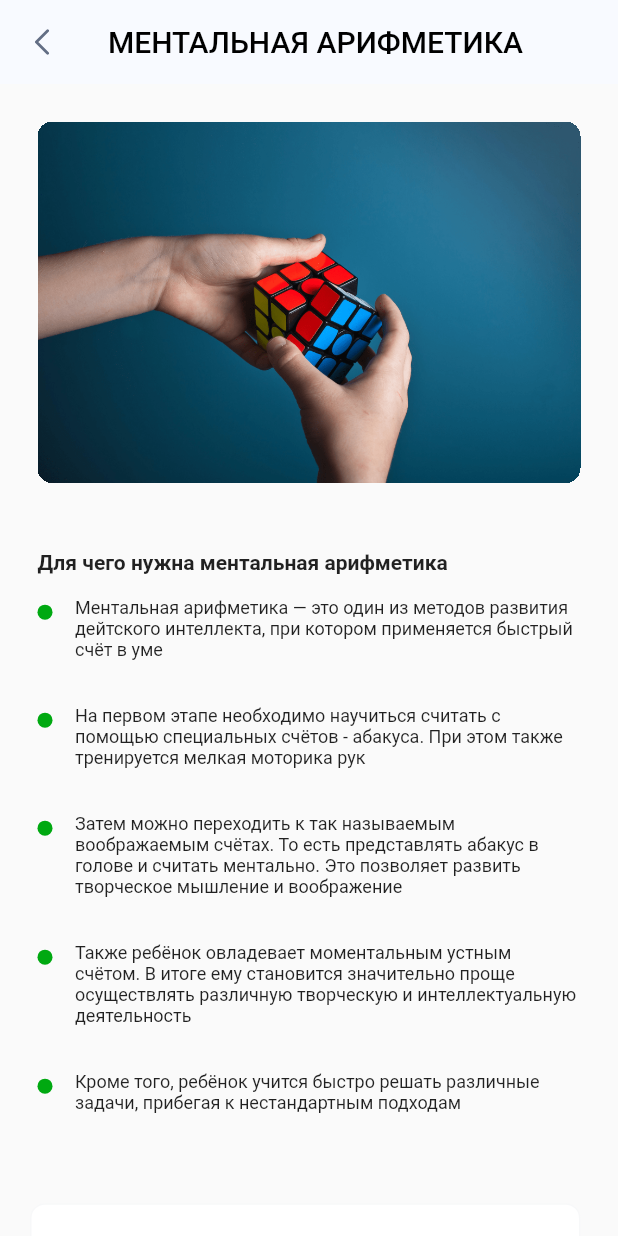
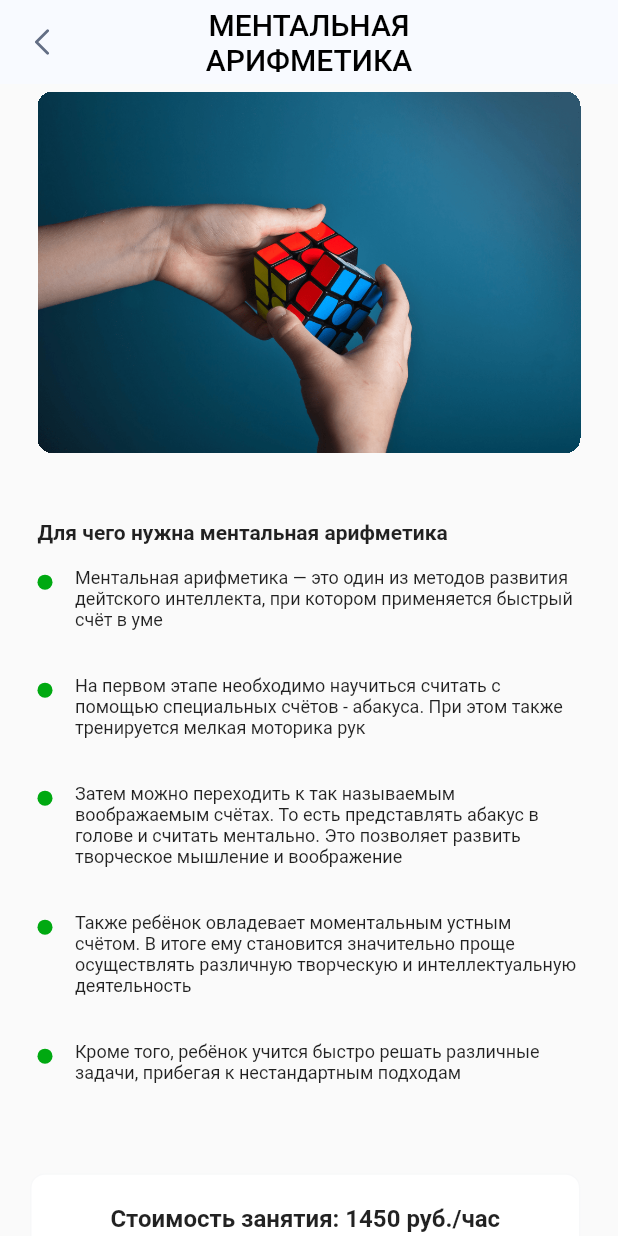
Before and after one commit to abigotado/Intellect_MO, a Flutter app: the screen it shows after launch, after a tap on "Ментальная арифметика", on a phone screen of 412 x 824 dp. Run offline on Flutter 3.47's test engine with Material 2 defaults, Android fonts, the phone set to English and light mode, and no system bars; our stand-ins replace flutter_svg.

Commit message:
fixed problems with AppBar titles, swiping tabs and TextFormFields

```diff
--- a/lib/main.dart
+++ b/lib/main.dart
@@ -56,16 +56,17 @@ class _MyAppState extends State<MyApp> with TickerProviderStateMixin {
     return MaterialApp(
         theme: ThemeData(fontFamily: 'Roboto'),
         home: Scaffold(
-          backgroundColor: primaryColor,
-          body: TabBarView(
+          resizeToAvoidBottomInset: false,
+          body: Stack(alignment: Alignment.bottomCenter, children: [
+            TabBarView(
               controller: _tabController,
               children: [
                 ProductsPage(),
                 ContactsPage(),
               ],
             ),
-          bottomNavigationBar: Container(
-            margin: EdgeInsets.only(left: 25, right: 25, bottom: 15),
+            Container(
+              margin: EdgeInsets.only(left: 25, top: 15, right: 25, bottom: 15),
               padding: EdgeInsets.all(5),
               decoration: BoxDecoration(
                 borderRadius: BorderRadius.circular(15),
@@ -79,6 +80,7 @@ class _MyAppState extends State<MyApp> with TickerProviderStateMixin {
                 ),
               ),
             ),
+          ]),
         ));
   }
 }
--- a/lib/pages/product_page.dart
+++ b/lib/pages/product_page.dart
@@ -1,3 +1,5 @@
+import 'dart:ui';
+
 import 'package:flutter/cupertino.dart';
 import 'package:flutter/material.dart';
 import 'package:flutter_svg/flutter_svg.dart';
@@ -28,12 +30,11 @@ class ProductPage extends StatelessWidget {
                 children: [
                   if (value.image != null)
                     Container(
-                      margin:
-                      EdgeInsets.only(left: 25, top: 25, right: 25, bottom: 20),
+                      margin: EdgeInsets.only(
+                          left: 25, top: 5, right: 25, bottom: 20),
                       clipBehavior: Clip.hardEdge,
                       decoration: BoxDecoration(
-                        borderRadius: BorderRadius.circular(10)
-                      ),
+                          borderRadius: BorderRadius.circular(10)),
                       child: Image.asset(value.image),
                     ),
                   if (value.description != null)
@@ -44,15 +45,17 @@ class ProductPage extends StatelessWidget {
                           crossAxisAlignment: CrossAxisAlignment.start,
                           children: [
                             if (value.descriptionTitle != null)
-                              Text(value.descriptionTitle, style: TextStyle(fontWeight: FontWeight.bold, fontSize: 14)),
-                            for (var descriptionItem in value
-                                .description) ProductDescription(
-                                description: descriptionItem),
+                              Text(value.descriptionTitle,
+                                  style: TextStyle(
+                                      fontWeight: FontWeight.bold,
+                                      fontSize: 14)),
+                            for (var descriptionItem in value.description)
+                              ProductDescription(description: descriptionItem),
                           ],
                         )),
                   Container(
-                      margin:
-                      EdgeInsets.only(left: 20, top: 25, right: 25, bottom: 25),
+                      margin: EdgeInsets.only(
+                          left: 20, top: 25, right: 25, bottom: 25),
                       padding: EdgeInsets.all(20),
                       decoration: BoxDecoration(
                         color: Colors.white,
@@ -60,24 +63,37 @@ class ProductPage extends StatelessWidget {
                         border: Border.all(
                             width: 1, color: Color.fromRGBO(0, 17, 51, 0.03)),
                       ),
-                      child: Center(child: Text(
-                          "Стоимость занятия: ${value.price} руб./час",
-                          style: TextStyle(fontSize: 16, fontWeight: FontWeight
-                              .bold)))),
+                      child: Center(
+                          child: Text(
+                              "Стоимость занятия: ${value.price} руб./час",
+                              style: TextStyle(
+                                  fontSize: 16, fontWeight: FontWeight.bold)))),
                 ],
               ),
             ),
           ),
         ),
         appBar: AppBar(
-          title: Text(
-            value.name.toUpperCase(),
-            style: TextStyle(color: Colors.black),
+          title: Container(
+            padding: EdgeInsets.only(right: 56),
+            child: Center(
+              child: RichText(
+                textAlign: TextAlign.center,
+                text: TextSpan(
+                  text: value.name.toUpperCase(),
+                  style: TextStyle(
+                      color: Colors.black,
+                      fontSize: 20,
+                      fontWeight: FontWeight.w500),
+                ),
+                maxLines: 2,
+              ),
+            ),
           ),
           backgroundColor: Color(0xFFF8FAFF),
           centerTitle: true,
           leading: GestureDetector(
-            child: Container(height: 50, width: 50, child: Center(child: svg)),
+            child: Container(child: Center(child: svg)),
             onTap: () {
               Navigator.pop(context);
             },
--- a/lib/pages/products_page.dart
+++ b/lib/pages/products_page.dart
@@ -108,7 +108,8 @@ class ProductsPage extends StatelessWidget {
     return Scaffold(
       body: SafeArea(
         child: Container(
-          padding: EdgeInsets.all(10),
+          color: Color(0xFFF8FAFF),
+          padding: EdgeInsets.only(bottom: 105),
           child: Column(
             children: [
               Expanded(
@@ -118,7 +119,7 @@ class ProductsPage extends StatelessWidget {
                         return PriceItem(value: priceListItems[index]);
                       })),
               Container(
-                  margin: EdgeInsets.only(top: 15),
+                  margin: EdgeInsets.only(left: 50, top: 5, right: 50),
                   child: FirstLessonInfo(
                       icon: svg, text: "Первое занятие бесплатно!")),
             ],
--- a/lib/widgets/banner/banner.dart
+++ b/lib/widgets/banner/banner.dart
@@ -12,18 +12,18 @@ class FirstLessonInfo extends StatelessWidget {
         decoration: BoxDecoration(
             borderRadius: BorderRadius.circular(15),
             color: Color.fromRGBO(81, 140, 255, 1)),
-        height: 80,
+        height: 60,
         child: Row(
           children: [
             Container(
                 margin: EdgeInsets.only(left: 15, right: 15),
-                width: 48,
-                height: 48,
+                width: 40,
+                height: 40,
                 decoration: BoxDecoration(
                     color: Colors.white,
                     border: Border.all(
-                        width: 4, color: Color.fromRGBO(248, 250, 255, 1)),
-                    borderRadius: BorderRadius.circular(24)),
+                        color: Color.fromRGBO(248, 250, 255, 1)),
+                    borderRadius: BorderRadius.circular(20)),
                 child: Center(child: icon)),
             Text(text,
                 style: TextStyle(
--- a/lib/widgets/main_menu/main_menu.dart
+++ b/lib/widgets/main_menu/main_menu.dart
@@ -5,9 +5,8 @@ import 'package:intellect_mo/widgets/main_menu/types.dart';
 class MainMenu extends StatefulWidget {
   final List<TabItem> tabs;
   final TabController tabController;
-  final bool isActiveTab;
 
-  const MainMenu({Key key, this.tabs, this.tabController, this.isActiveTab}) : super(key: key);
+  const MainMenu({Key key, this.tabs, this.tabController}) : super(key: key);
 
   @override
   _MainMenuState createState() => _MainMenuState();
@@ -29,6 +28,7 @@ class _MainMenuState extends State<MainMenu> {
       onTap: (value){setState(() {
         activeTabIndex = value;
       });},
+
     );
   }
 }
```
Also changed, not shown: lib/pages/contacts_page.dart (+3 -5 lines), lib/widgets/user_data_fields/user_data_text_fields.dart (+9 -6 lines). Lines whose indentation alone changed are shown as unchanged.
